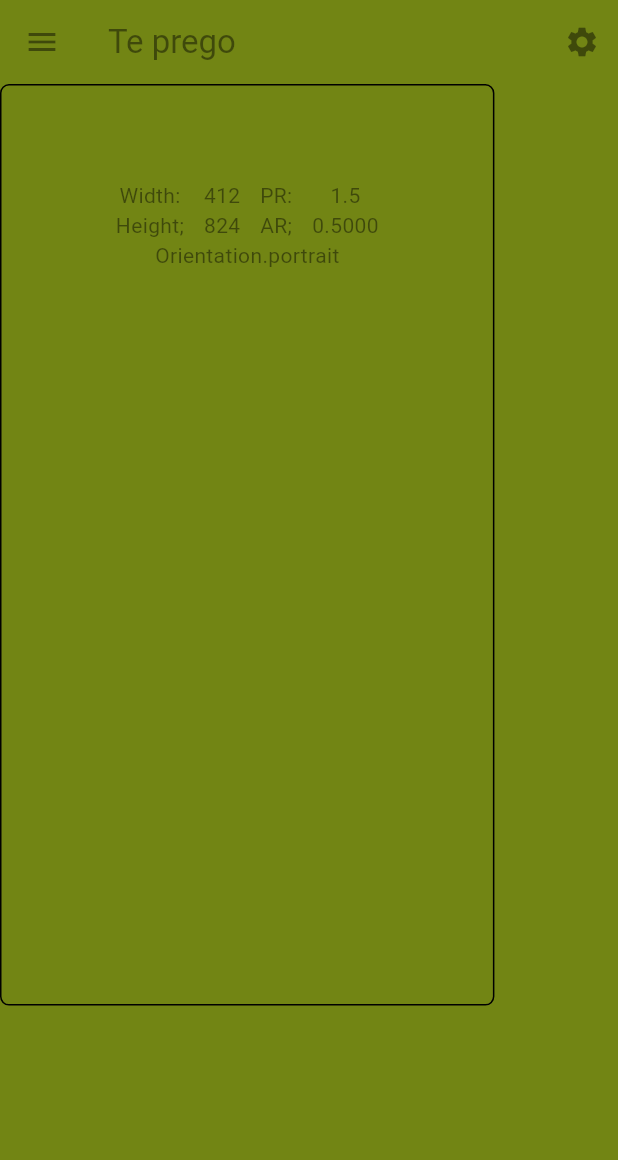
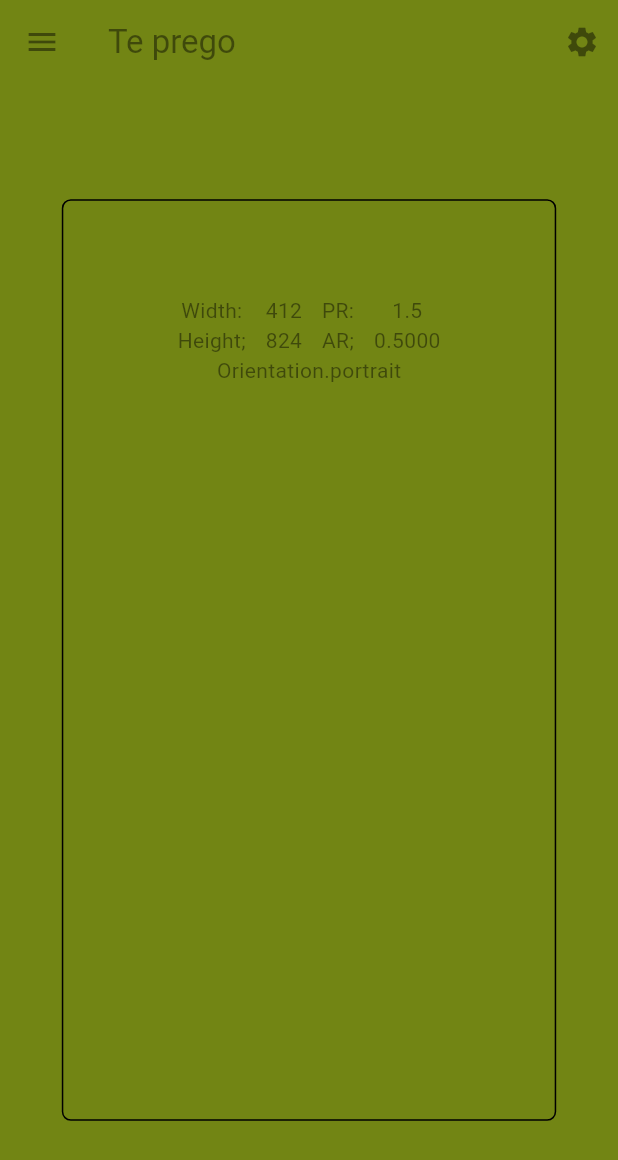
Before and after one commit to LQ95/ingsw_frontend, a Flutter app: the screen it shows after launch, on a phone screen of 412 x 824 dp. Shown: the top 1160 px of the screen. Run offline on Flutter 3.47's test engine with Material 2 defaults, Android fonts, the phone set to English and light mode, and no system bars.

Commit message:
centrato schermata

```diff
--- a/lib/login.dart
+++ b/lib/login.dart
@@ -32,11 +32,12 @@ class LoginHomePageState extends State <LoginHomePage> {
             )
           ]
       ),
-      body:
-      FractionallySizedBox(
+      body:Center(
+
+    child:FractionallySizedBox(
     widthFactor: 0.8,
     heightFactor: 0.8,
-        alignment: FractionalOffset.center,
+    alignment: FractionalOffset.topCenter,
     child: DecoratedBox(
     decoration: BoxDecoration(
     border: Border.all(width: 1),
@@ -61,6 +62,7 @@ class LoginHomePageState extends State <LoginHomePage> {
     )
     ),
     ),
+      ),
     );
   }
 }
```
Lines whose indentation alone changed are shown as unchanged.
